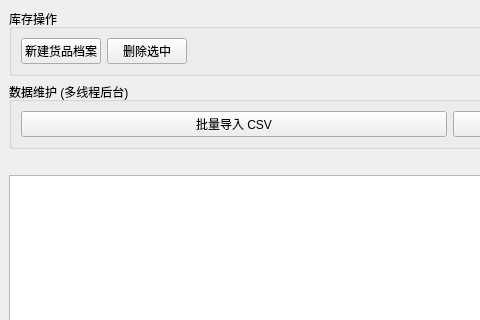
First picture: the form in mainwindow.ui, repository TheShigure7/QT_Warehouse_System, before the edit; both pictures show x 0 to 480 and y 0 to 320 of the 900 by 600 pixel window.
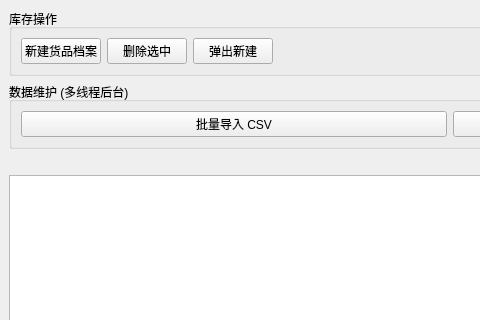
Second picture: the form after the edit.

Commit message: 新增新建库存弹窗

What changed in the file:
```diff
--- a/mainwindow.ui
+++ b/mainwindow.ui
@@ -35,6 +35,13 @@
          </property>
         </widget>
        </item>
+       <item>
+        <widget class="QPushButton" name="btnPopAdd">
+         <property name="text">
+          <string>弹出新建</string>
+         </property>
+        </widget>
+       </item>
        <item>
         <spacer name="horizontalSpacer">
          <property name="orientation">
```
The commit also changes 6 other files.
